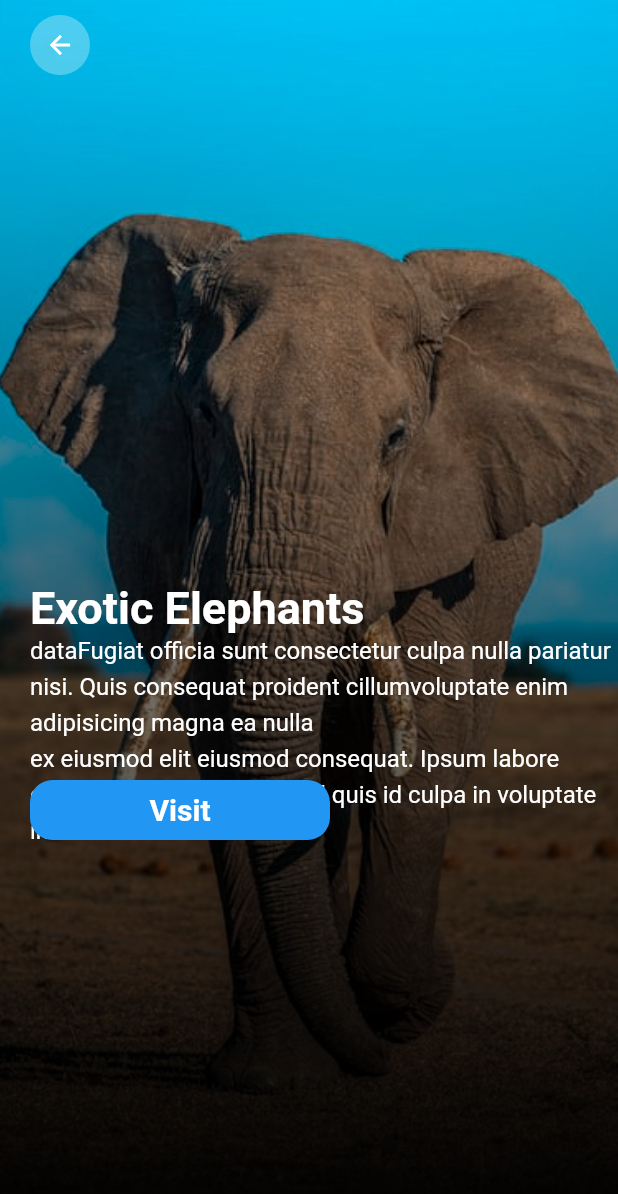
After one commit to GabbyOwusu/savannah-ui, a Flutter app: the Details screen opened directly, on a phone screen of 412 x 824 dp. The commit adds this screen. Shown: the top 1194 px of the screen. Run offline on Flutter 3.47's test engine with Material 2 defaults, Android fonts, the phone set to English and light mode, and no system bars.

Commit message:
Added A New Screen

```diff
--- /dev/null
+++ b/lib/screens/details.dart
@@ -0,0 +1,96 @@
+import 'package:flutter/material.dart';
+
+class Details extends StatelessWidget {
+  @override
+  Widget build(BuildContext context) {
+    return Scaffold(
+      backgroundColor: Colors.black,
+      body: SafeArea(
+        child: Stack(
+          children: <Widget>[
+            ShaderMask(
+                shaderCallback: (rect) {
+                  return LinearGradient(
+                          begin: Alignment.topCenter,
+                          end: Alignment.bottomCenter,
+                          colors: [Colors.black, Colors.transparent])
+                      .createShader(
+                          Rect.fromLTRB(0, 0, rect.width, rect.height));
+                },
+                blendMode: BlendMode.dstIn,
+                child: Container(
+                  height: double.infinity,
+                  decoration: BoxDecoration(
+                      image: DecorationImage(
+                          image: AssetImage('images/elephant1.jpg'),
+                          fit: BoxFit.fitHeight)),
+                )),
+            Container(
+              margin: EdgeInsets.only(top: 10, left: 20),
+              height: 40,
+              width: 40,
+              decoration: BoxDecoration(
+                color: Colors.white.withOpacity(0.30),
+                shape: BoxShape.circle,
+              ),
+              child: IconButton(
+                icon: Icon(
+                  Icons.arrow_back,
+                  color: Colors.white,
+                ),
+                iconSize: 20,
+                onPressed: () {
+                  Navigator.pop(context);
+                },
+              ),
+            ),
+            Container(
+              margin: EdgeInsets.only(
+                top: 380,
+                left: 20,
+              ),
+              child: Text('Exotic Elephants',
+                  style: TextStyle(
+                      color: Colors.white,
+                      fontSize: 30,
+                      height: 1.5,
+                      fontWeight: FontWeight.w600)),
+            ),
+            SizedBox(
+              height: 5,
+            ),
+            Container(
+              margin: EdgeInsets.only(top: 420, left: 20),
+              child: Text(
+                  'dataFugiat officia sunt consectetur culpa nulla pariatur nisi. Quis consequat proident cillum' +
+                      'voluptate enim adipisicing magna ea nulla \nex eiusmod elit eiusmod consequat. Ipsum labore cillum nostrud sint eiusmod quis id culpa in voluptate in duis anim.',
+                  style: TextStyle(
+                      color: Colors.white, fontSize: 16, height: 1.5)),
+            ),
+            SizedBox(
+              height: 30,
+            ),
+            Container(
+              width: 200,
+              height: 40,
+              decoration: BoxDecoration(
+                  color: Colors.blue,
+                  borderRadius: BorderRadiusDirectional.circular(15)),
+              margin: EdgeInsets.only(
+                top: 520,
+                left: 20,
+              ),
+              child: Center(
+                child: Text('Visit',
+                    style: TextStyle(
+                        color: Colors.white,
+                        fontSize: 20,
+                        fontWeight: FontWeight.bold)),
+              ),
+            )
+          ],
+        ),
+      ),
+    );
+  }
+}
```
Also changed, not shown: lib/screens/home.dart (+32 -15 lines), lib/screens/new.dart (+11 -3 lines), pubspec.lock.
